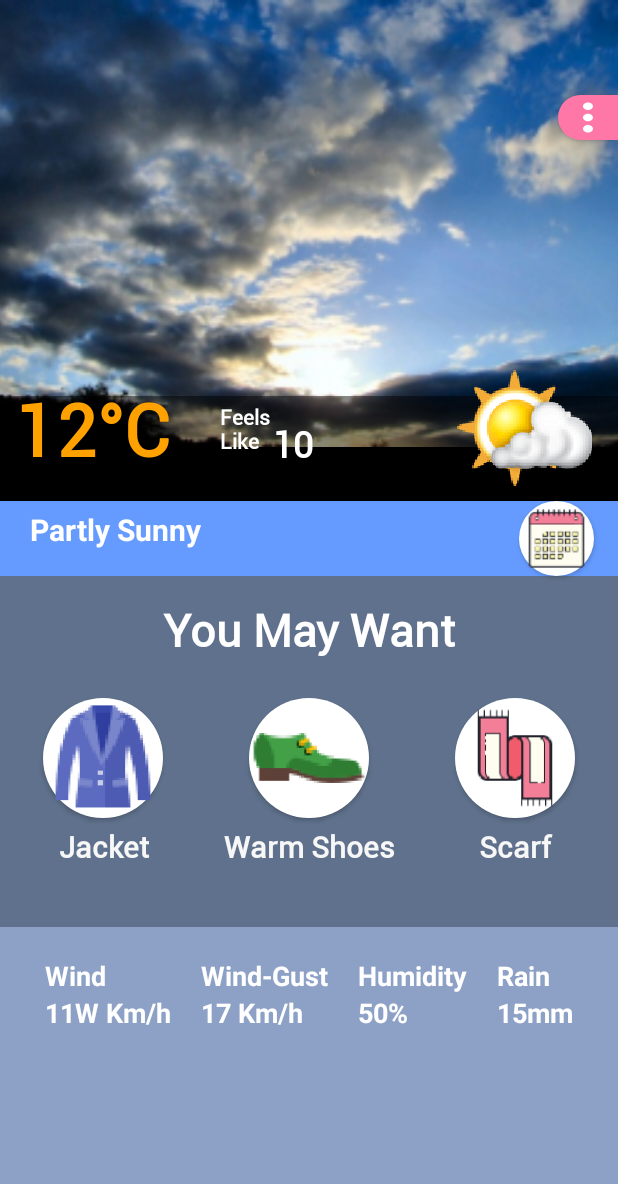
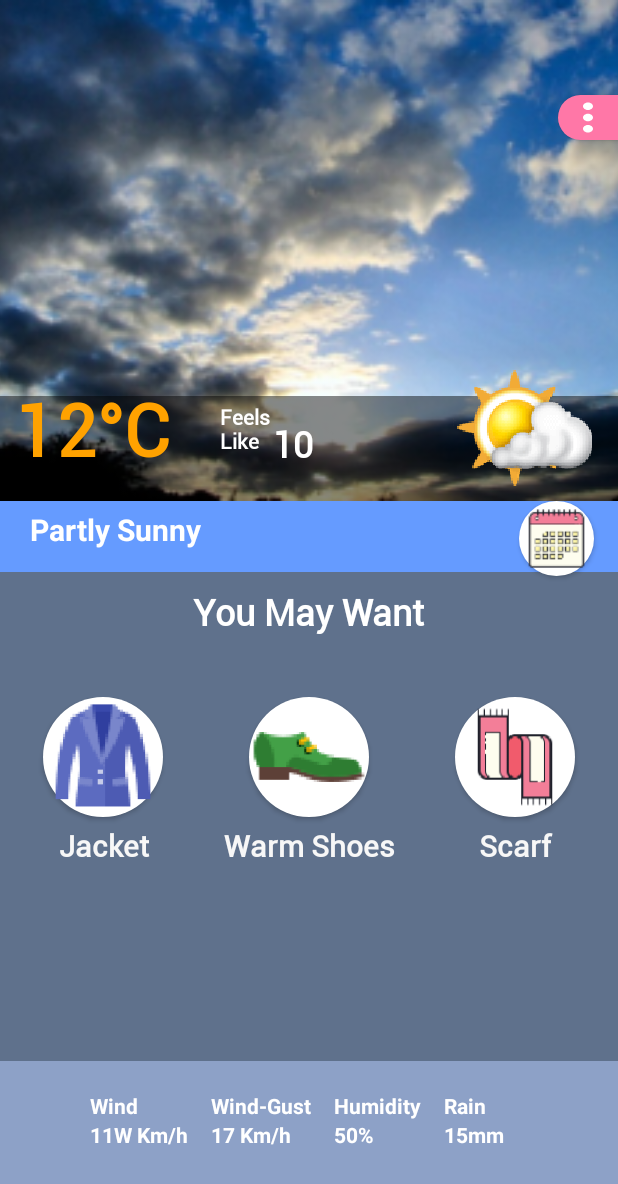
Before and after one commit to gabrielkarras/AndroidAppProject, an Android app: the screen it shows after launch (MainActivity), on a phone screen of 412 x 824 dp. Shown: the top 1184 px of the screen. Run offline under Robolectric (Android 15) with nearby library versions, the phone set to English and light mode, and no system bars.

Commit message:
Adjusted frontpage to physical device

```diff
--- a/app/build.gradle
+++ b/app/build.gradle
@@ -24,6 +24,7 @@ dependencies {
     implementation 'androidx.appcompat:appcompat:1.0.2'
     implementation 'androidx.legacy:legacy-support-v4:1.0.0'
     implementation 'androidx.constraintlayout:constraintlayout:1.1.3'
+    implementation 'androidx.preference:preference:1.1.0-alpha05'
     testImplementation 'junit:junit:4.12'
     androidTestImplementation 'androidx.test:runner:1.1.1'
     androidTestImplementation 'androidx.test.espresso:espresso-core:3.1.1'
--- a/app/src/main/res/layout/activity_main.xml
+++ b/app/src/main/res/layout/activity_main.xml
@@ -8,10 +8,11 @@
     app:layout_constraintStart_toStartOf="parent"
     app:layout_constraintTop_toTopOf="parent"
     app:layout_constraintBottom_toBottomOf="parent"
+    android:weightSum="100"
     tools:context=".MainActivity">
 
     <Button
-        android:id="@+id/menu"
+        android:id="@+id/main_menu"
         android:layout_width="40dp"
         android:layout_height="30dp"
         android:layout_gravity="center"
@@ -25,12 +26,14 @@
     <ImageView
         android:id="@+id/weather_feed_image"
         android:layout_width="match_parent"
-        android:layout_height="298dp"
+        android:layout_height="0dp"
+        android:layout_weight="30"
         android:adjustViewBounds="false"
+        android:onClick="startSettings"
         android:scaleType="centerCrop"
         app:layout_constraintBottom_toTopOf="@id/weather_status"
         app:layout_constraintEnd_toEndOf="parent"
-        app:layout_constraintHorizontal_bias="0.0"
+        app:layout_constraintHorizontal_bias="1.0"
         app:layout_constraintStart_toStartOf="parent"
         app:layout_constraintTop_toTopOf="parent"
         app:layout_constraintVertical_bias="0.0"
@@ -121,7 +124,8 @@
     <TextView
         android:id="@+id/weather_status"
         android:layout_width="match_parent"
-        android:layout_height="50dp"
+        android:layout_height="47dp"
+        android:layout_weight="1"
         android:background="#659BFF"
         android:font="@font/roboto_regular"
         android:paddingVertical="5dp"
@@ -154,6 +158,7 @@
         android:id="@+id/menu_wrapper"
         android:layout_width="match_parent"
         android:layout_height="0dp"
+        android:layout_weight="70"
         android:background="#5F718C"
         android:orientation="vertical"
         app:layout_constraintBottom_toBottomOf="parent"
@@ -164,20 +169,22 @@
         <TextView
             android:id="@+id/menu_title"
             android:layout_width="wrap_content"
-            android:layout_height="wrap_content"
+            android:layout_height="0dp"
             android:layout_gravity="center"
-            android:layout_marginTop="15dp"
+            android:layout_marginTop="10dp"
             android:layout_marginBottom="5dp"
+            android:layout_weight="5"
             android:text="You May Want"
             android:textColor="#FFFFFF"
-            android:textSize="30sp"
+            android:textSize="24sp"
             android:textStyle="bold"
             app:fontFamily="@font/roboto_regular" />
 
         <LinearLayout
             android:layout_width="match_parent"
-            android:layout_height="wrap_content"
-            android:layout_marginTop="20dp"
+            android:layout_height="0dp"
+            android:layout_marginTop="10dp"
+            android:layout_weight="20"
             android:orientation="horizontal">
 
             <LinearLayout
@@ -268,19 +275,20 @@
 
         <LinearLayout
             android:layout_width="match_parent"
-            android:layout_height="match_parent"
-            android:layout_marginTop="40dp"
+            android:layout_height="0dp"
+            android:layout_marginTop="10dp"
+            android:layout_weight="10"
             android:background="#8AB5CAFA"
+            android:gravity="center_horizontal"
             android:orientation="horizontal"
-            android:paddingHorizontal="20dp"
-            android:paddingVertical="20dp">
+            android:paddingVertical="20dp"
+            android:paddingLeft="20dp"
+            android:paddingRight="20dp">
 
             <LinearLayout
                 android:layout_width="wrap_content"
                 android:layout_height="wrap_content"
-                android:layout_weight="1"
-                android:layout_marginRight="10dp"
-                android:layout_marginLeft="10dp"
+                android:layout_marginRight="15dp"
                 android:orientation="vertical">
 
                 <TextView
@@ -289,7 +297,7 @@
                     android:layout_height="wrap_content"
                     android:text="Wind"
                     android:textColor="#FFFFFF"
-                    android:textSize="18sp"
+                    android:textSize="14sp"
                     android:textStyle="bold" />
 
                 <TextView
@@ -298,15 +306,14 @@
                     android:layout_height="wrap_content"
                     android:text="11W Km/h"
                     android:textColor="#FFFFFF"
-                    android:textSize="18sp"
+                    android:textSize="14sp"
                     android:textStyle="bold" />
             </LinearLayout>
 
             <LinearLayout
                 android:layout_width="wrap_content"
                 android:layout_height="wrap_content"
-                android:layout_weight="1"
-                android:layout_marginRight="10dp"
+                android:layout_marginRight="15dp"
                 android:orientation="vertical">
 
                 <TextView
@@ -315,7 +322,7 @@
                     android:layout_height="wrap_content"
                     android:text="Wind-Gust"
                     android:textColor="#FFFFFF"
-                    android:textSize="18sp"
+                    android:textSize="14sp"
                     android:textStyle="bold" />
 
                 <TextView
@@ -324,15 +331,14 @@
                     android:layout_height="wrap_content"
                     android:text="17 Km/h"
                     android:textColor="#FFFFFF"
-                    android:textSize="18sp"
+                    android:textSize="14sp"
                     android:textStyle="bold" />
             </LinearLayout>
 
             <LinearLayout
                 android:layout_width="wrap_content"
                 android:layout_height="wrap_content"
-                android:layout_weight="1"
-                android:layout_marginRight="10dp"
+                android:layout_marginRight="15dp"
                 android:orientation="vertical">
 
                 <TextView
@@ -341,7 +347,7 @@
                     android:layout_height="wrap_content"
                     android:text="Humidity"
                     android:textColor="#FFFFFF"
-                    android:textSize="18sp"
+                    android:textSize="14sp"
                     android:textStyle="bold" />
 
                 <TextView
@@ -350,14 +356,14 @@
                     android:layout_height="wrap_content"
                     android:text="50%"
                     android:textColor="#FFFFFF"
-                    android:textSize="18sp"
+                    android:textSize="14sp"
                     android:textStyle="bold" />
             </LinearLayout>
 
             <LinearLayout
                 android:layout_width="wrap_content"
                 android:layout_height="wrap_content"
-                android:layout_weight="1"
+                android:layout_marginRight="15dp"
                 android:orientation="vertical">
 
                 <TextView
@@ -366,7 +372,7 @@
                     android:layout_height="wrap_content"
                     android:text="Rain"
                     android:textColor="#FFFFFF"
-                    android:textSize="18sp"
+                    android:textSize="14sp"
                     android:textStyle="bold" />
 
                 <TextView
@@ -375,7 +381,7 @@
                     android:layout_height="wrap_content"
                     android:text="15mm"
                     android:textColor="#FFFFFF"
-                    android:textSize="18sp"
+                    android:textSize="14sp"
                     android:textStyle="bold" />
             </LinearLayout>
         </LinearLayout>
```
Also changed, not shown: app/src/main/AndroidManifest.xml (+12 -0 lines), app/src/main/java/com/example/ui/MainActivity.java (+7 -0 lines), app/src/main/java/com/example/ui/SettingsActivity.java (added, +100 -0 lines), app/src/main/res/drawable/messages.xml (added, +9 -0 lines), app/src/main/res/drawable/sync.xml (added, +9 -0 lines), app/src/main/res/layout/settings_activity.xml (added, +9 -0 lines), app/src/main/res/values/arrays.xml (added, +12 -0 lines), app/src/main/res/values/strings.xml (+17 -0 lines), app/src/main/res/xml/header_preferences.xml (added, +31 -0 lines), app/src/main/res/xml/messages_preferences.xml (added, +32 -0 lines), app/src/main/res/xml/sync_preferences.xml (added, +30 -0 lines).
